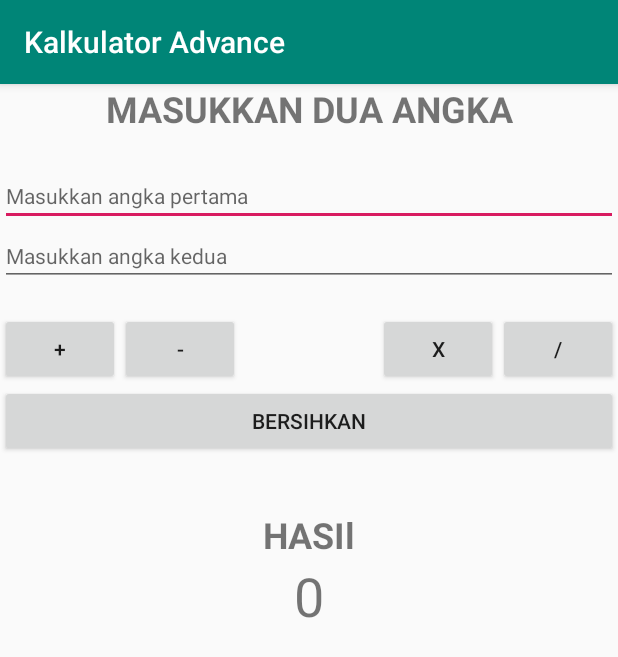
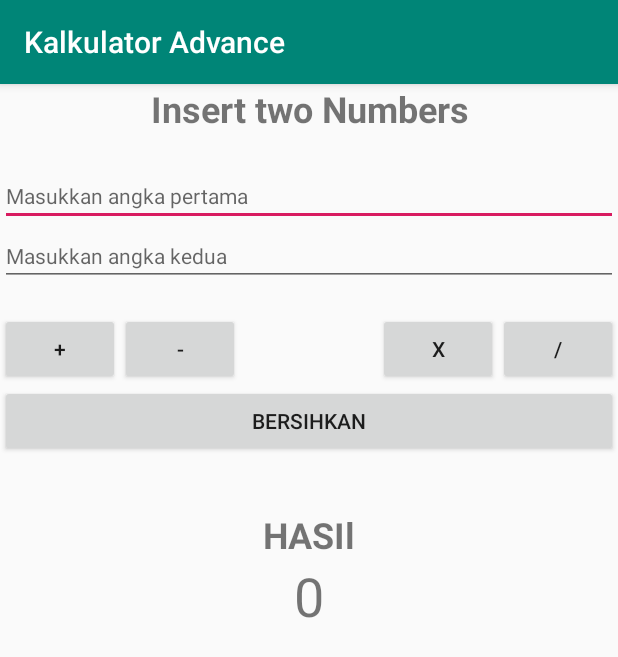
Before and after one commit to Sakadyk/Junior-Mobile-Programmer, an Android app: the CalculatorActivity screen opened directly, with no data from a screen before it, on a phone screen of 412 x 824 dp. Shown: the top 657 px of the screen. Run offline under Robolectric (Android 15) with nearby library versions, the phone set to English and light mode, and no system bars.

Commit message:
test ngubah masukan 2 bilangan menjadi insert two numbers

```diff
--- a/app/src/main/res/layout/activity_calculator.xml
+++ b/app/src/main/res/layout/activity_calculator.xml
@@ -43,7 +43,7 @@
         android:textSize="14sp" />
 
     <TextView
-        android:text="MASUKKAN DUA ANGKA"
+        android:text="Insert two Numbers"
         android:layout_width="match_parent"
         android:layout_height="wrap_content"
         android:id="@+id/textView5"
```
